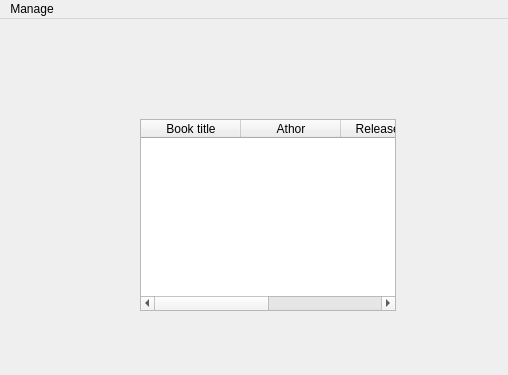
Old version of the form mainwindow.ui in the repository Alligraphic/BookShelf; both pictures show x 0 to 508 and y 0 to 375 of the 1281 by 652 pixel window.
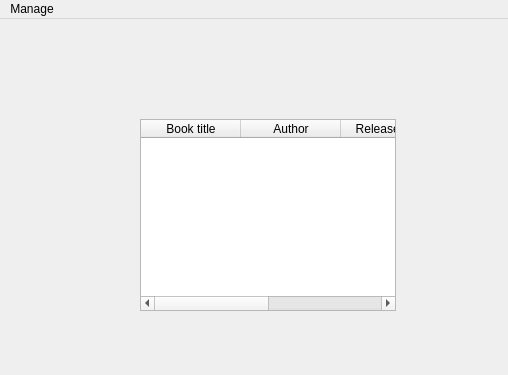
New version of the form.

```diff
--- a/mainwindow.ui
+++ b/mainwindow.ui
@@ -33,7 +33,7 @@
     </column>
     <column>
      <property name="text">
-      <string>Athor</string>
+      <string>Author</string>
      </property>
     </column>
     <column>
```
